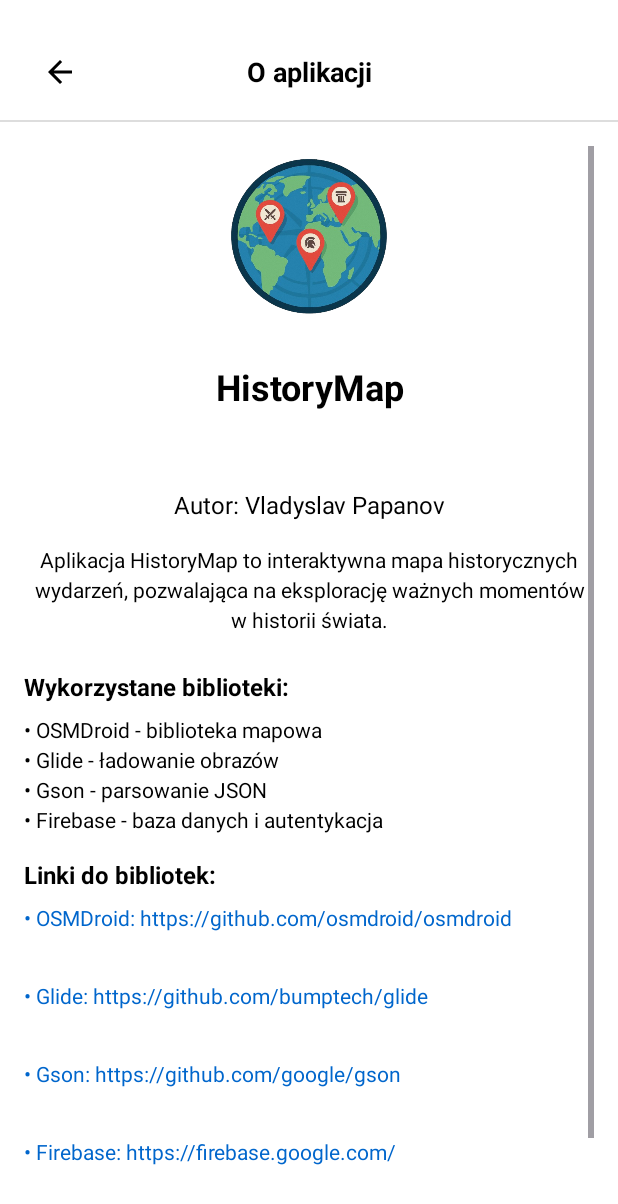
After one commit to ultrabibijon/HistoryMapApp_Project, an Android app: the layout about_activity.xml on its own in the app's theme, with its tools: preview values and no code run, on a phone screen of 412 x 824 dp. The commit adds this screen. Shown: the top 1204 px of the screen. Run offline under Robolectric (Android 15) with nearby library versions, the light colour scheme and no system bars.

Commit message:
about added

```diff
--- a/app/src/main/AndroidManifest.xml
+++ b/app/src/main/AndroidManifest.xml
@@ -41,6 +41,10 @@
             android:name=".RecentActivity"
             android:exported="false" />
 
+        <activity
+            android:name=".AboutActivity"
+            android:exported="false" />
+
     </application>
 
 </manifest>
--- a/app/src/main/java/com/example/historymapapp/MainActivity.kt
+++ b/app/src/main/java/com/example/historymapapp/MainActivity.kt
@@ -201,8 +201,8 @@
 
         // Przycisk - przejście do informacji o aplikacji
         btnAbout.setOnClickListener {
-            Toast.makeText(this, "O aplikacji", Toast.LENGTH_SHORT).show()
-            // TODO: otwórz info
+            val intent = Intent(this, AboutActivity::class.java)
+            startActivity(intent)
         }
 
         // Przycisk - przejścoe do ustawień
--- /dev/null
+++ b/app/src/main/res/drawable/ic_privacy.xml
@@ -0,0 +1,9 @@
+<vector xmlns:android="http://schemas.android.com/apk/res/android"
+    android:width="24dp"
+    android:height="24dp"
+    android:viewportWidth="960"
+    android:viewportHeight="960">
+  <path
+      android:pathData="M480,880q-139,-35 -229.5,-159.5T160,444v-244l320,-120 320,120v244q0,85 -29,163.5T688,746L560,618q-18,11 -38.5,16.5T480,640q-66,0 -113,-47t-47,-113q0,-66 47,-113t113,-47q66,0 113,47t47,113q0,22 -5.5,42.5T618,562l60,60q20,-41 31,-86t11,-92v-189l-240,-90 -240,90v189q0,121 68,220t172,132q26,-8 49.5,-20.5T576,746l56,56q-33,27 -71.5,47T480,880ZM480,560q33,0 56.5,-23.5T560,480q0,-33 -23.5,-56.5T480,400q-33,0 -56.5,23.5T400,480q0,33 23.5,56.5T480,560ZM488,483Z"
+      android:fillColor="#000000"/>
+</vector>
--- /dev/null
+++ b/app/src/main/res/layout/about_activity.xml
@@ -0,0 +1,204 @@
+<?xml version="1.0" encoding="utf-8"?>
+<LinearLayout xmlns:android="http://schemas.android.com/apk/res/android"
+    xmlns:app="http://schemas.android.com/apk/res-auto"
+    xmlns:tools="http://schemas.android.com/tools"
+    android:layout_width="match_parent"
+    android:layout_height="match_parent"
+    android:orientation="vertical"
+    android:background="@android:color/white"
+    tools:context=".AboutActivity">
+
+    <androidx.constraintlayout.widget.ConstraintLayout
+        android:id="@+id/about_toolbar"
+        android:layout_width="match_parent"
+        android:layout_height="80dp"
+        android:background="@android:color/white"
+        android:paddingStart="16dp"
+        android:paddingEnd="16dp">
+
+        <TextView
+            android:id="@+id/toolbar_title"
+            android:layout_width="wrap_content"
+            android:layout_height="wrap_content"
+            android:layout_marginTop="15dp"
+            android:text="O aplikacji"
+            android:textColor="@android:color/black"
+            android:textSize="18sp"
+            android:textStyle="bold"
+            app:layout_constraintBottom_toBottomOf="parent"
+            app:layout_constraintEnd_toEndOf="parent"
+            app:layout_constraintStart_toStartOf="parent"
+            app:layout_constraintTop_toTopOf="parent" />
+
+        <ImageButton
+            android:id="@+id/button_back"
+            android:layout_width="48dp"
+            android:layout_height="48dp"
+            android:layout_marginTop="15dp"
+            android:background="?attr/selectableItemBackgroundBorderless"
+            android:clickable="true"
+            android:contentDescription="Powrót"
+            android:focusable="true"
+            android:padding="12dp"
+            android:scaleType="centerInside"
+            android:src="@drawable/ic_arrow_back"
+            app:layout_constraintBottom_toBottomOf="parent"
+            app:layout_constraintStart_toStartOf="parent"
+            app:layout_constraintTop_toTopOf="parent" />
+
+    </androidx.constraintlayout.widget.ConstraintLayout>
+
+    <View
+        android:layout_width="match_parent"
+        android:layout_height="1dp"
+        android:background="#DDDDDD" />
+
+    <ScrollView
+        android:layout_width="match_parent"
+        android:layout_height="match_parent"
+        android:padding="16dp">
+
+        <LinearLayout
+            android:layout_width="match_parent"
+            android:layout_height="wrap_content"
+            android:orientation="vertical">
+
+            <ImageView
+                android:layout_width="120dp"
+                android:layout_height="120dp"
+                android:layout_gravity="center_horizontal"
+                android:layout_marginBottom="24dp"
+                android:src="@drawable/ic_logo" />
+
+            <TextView
+                android:layout_width="match_parent"
+                android:layout_height="wrap_content"
+                android:text="HistoryMap"
+                android:textAlignment="center"
+                android:textColor="@android:color/black"
+                android:textSize="24sp"
+                android:textStyle="bold"
+                android:layout_marginBottom="8dp"/>
+
+            <TextView
+                android:id="@+id/app_version"
+                android:layout_width="match_parent"
+                android:layout_height="wrap_content"
+                android:textAlignment="center"
+                android:textColor="#808080"
+                android:textSize="14sp"
+                android:layout_marginBottom="24dp"/>
+
+            <TextView
+                android:layout_width="match_parent"
+                android:layout_height="wrap_content"
+                android:text="Autor: Vladyslav Papanov"
+                android:textAlignment="center"
+                android:textColor="@android:color/black"
+                android:textSize="16sp"
+                android:layout_marginBottom="16dp"/>
+
+            <TextView
+                android:layout_width="match_parent"
+                android:layout_height="wrap_content"
+                android:text="Aplikacja HistoryMap to interaktywna mapa historycznych wydarzeń, pozwalająca na eksplorację ważnych momentów w historii świata."
+                android:textAlignment="center"
+                android:textColor="@android:color/black"
+                android:textSize="14sp"
+                android:lineSpacingExtra="4dp"
+                android:layout_marginBottom="24dp"/>
+
+            <!-- Sekcja licencji -->
+            <TextView
+                android:layout_width="match_parent"
+                android:layout_height="wrap_content"
+                android:text="Wykorzystane biblioteki:"
+                android:textStyle="bold"
+                android:textColor="@android:color/black"
+                android:textSize="16sp"
+                android:layout_marginBottom="8dp"/>
+
+            <TextView
+                android:layout_width="match_parent"
+                android:layout_height="wrap_content"
+                android:text="• OSMDroid - biblioteka mapowa\n• Glide - ładowanie obrazów\n• Gson - parsowanie JSON\n• Firebase - baza danych i autentykacja"
+                android:textColor="@android:color/black"
+                android:textSize="14sp"
+                android:lineSpacingExtra="4dp"
+                android:layout_marginBottom="16dp"/>
+
+            <TextView
+                android:layout_width="match_parent"
+                android:layout_height="wrap_content"
+                android:text="Linki do bibliotek:"
+                android:textStyle="bold"
+                android:textColor="@android:color/black"
+                android:textSize="16sp"
+                android:layout_marginBottom="8dp"/>
+
+            <TextView
+                android:id="@+id/link_osmdroid"
+                android:layout_width="match_parent"
+                android:layout_height="wrap_content"
+                android:clickable="true"
+                android:focusable="true"
+                android:minHeight="48dp"
+                android:text="• OSMDroid: https://github.com/osmdroid/osmdroid"
+                android:textColor="#0066CC"
+                android:textSize="14sp" />
+
+            <TextView
+                android:id="@+id/link_glide"
+                android:layout_width="match_parent"
+                android:layout_height="wrap_content"
+                android:layout_marginTop="4dp"
+                android:clickable="true"
+                android:focusable="true"
+                android:minHeight="48dp"
+                android:text="• Glide: https://github.com/bumptech/glide"
+                android:textColor="#0066CC"
+                android:textSize="14sp" />
+
+            <TextView
+                android:id="@+id/link_gson"
+                android:layout_width="match_parent"
+                android:layout_height="wrap_content"
+                android:layout_marginTop="4dp"
+                android:clickable="true"
+                android:focusable="true"
+                android:minHeight="48dp"
+                android:text="• Gson: https://github.com/google/gson"
+                android:textColor="#0066CC"
+                android:textSize="14sp" />
+
+            <TextView
+                android:id="@+id/link_firebase"
+                android:layout_width="match_parent"
+                android:layout_height="wrap_content"
+                android:layout_marginTop="4dp"
+                android:clickable="true"
+                android:focusable="true"
+                android:minHeight="48dp"
+                android:text="• Firebase: https://firebase.google.com/"
+                android:textColor="#0066CC"
+                android:textSize="14sp" />
+
+            <TextView
+                android:id="@+id/privacy_policy"
+                android:layout_width="match_parent"
+                android:layout_height="wrap_content"
+                android:layout_marginTop="8dp"
+                android:layout_marginBottom="16dp"
+                android:clickable="true"
+                android:drawableStart="@drawable/ic_privacy"
+                android:drawablePadding="8dp"
+                android:focusable="true"
+                android:minHeight="48dp"
+                android:paddingBottom="25dp"
+                android:text="Polityka prywatności"
+                android:textColor="#0066CC"
+                android:textSize="14sp" />
+
+        </LinearLayout>
+    </ScrollView>
+</LinearLayout>
```
Also changed, not shown: app/src/main/java/com/example/historymapapp/AboutActivity.kt (added, +137 -0 lines).
